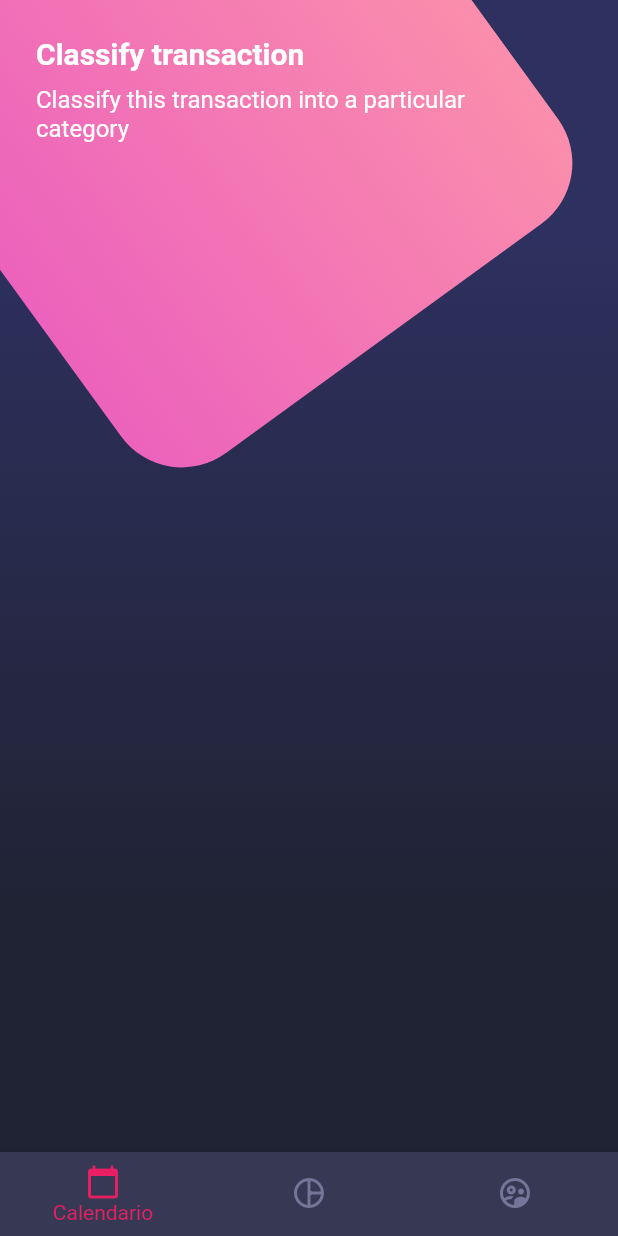
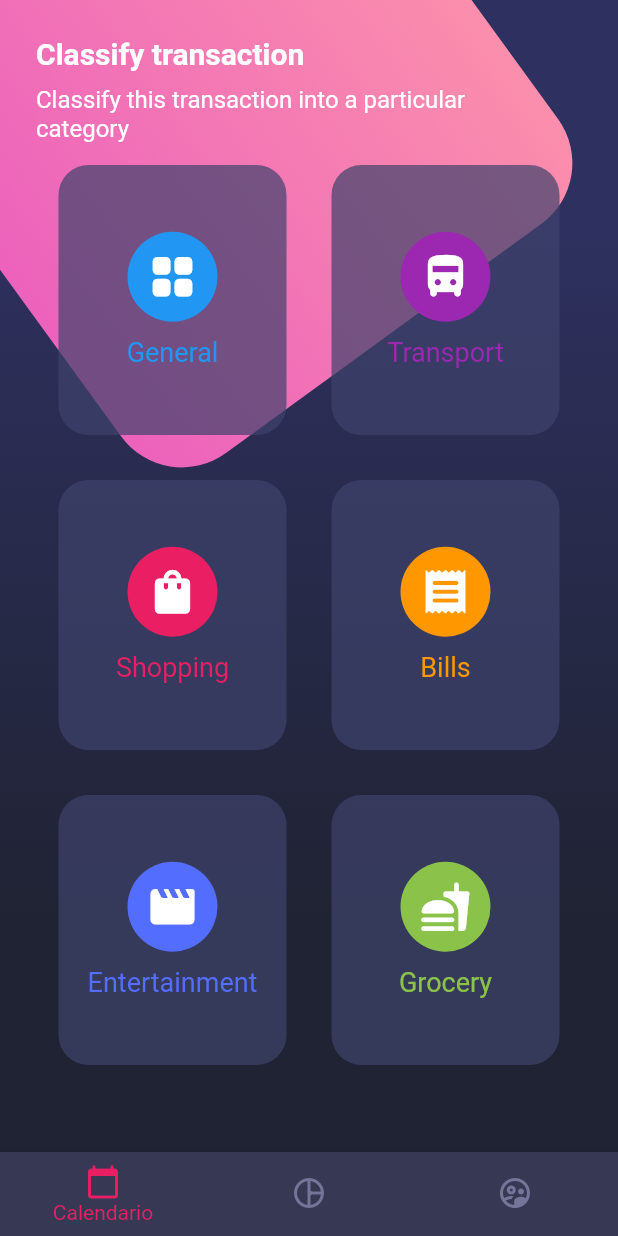
Before and after one commit to eltranseunteurbano/learning-flutter, a Flutter app: the HardScreen screen opened by its route, on a phone screen of 412 x 824 dp. Run offline on Flutter 3.47's test engine with Material 2 defaults, Android fonts, the phone set to English and light mode, and no system bars; our stand-ins replace card_swiper.

Commit message:
wip: card table

```diff
--- a/designs/lib/widgets/hard/body.dart
+++ b/designs/lib/widgets/hard/body.dart
@@ -1,3 +1,4 @@
+import 'package:designs/widgets/hard/card_table.dart';
 import 'package:designs/widgets/hard/page_title.dart';
 import 'package:flutter/material.dart';
 
@@ -12,7 +13,7 @@ class Body extends StatelessWidget {
         child: Padding(
           padding: EdgeInsets.all(24),
           child: Column(
-            children: [PageTitle()],
+            children: [PageTitle(), CardTable()],
           ),
         ),
       ),
--- /dev/null
+++ b/designs/lib/widgets/hard/card_table.dart
@@ -0,0 +1,64 @@
+import 'package:flutter/material.dart';
+
+class CardTable extends StatelessWidget {
+  const CardTable({super.key});
+
+  @override
+  Widget build(BuildContext context) {
+    return Table(
+      children: const [
+        TableRow(children: [
+          _SingleCard(Icons.grid_view_rounded, 'General', Colors.blue),
+          _SingleCard(
+              Icons.directions_bus_filled_rounded, 'Transport', Colors.purple),
+        ]),
+        TableRow(children: [
+          _SingleCard(Icons.shopping_bag_rounded, 'Shopping', Colors.pink),
+          _SingleCard(Icons.receipt_rounded, 'Bills', Colors.orange),
+        ]),
+        TableRow(children: [
+          _SingleCard(Icons.movie_creation_rounded, 'Entertainment',
+              Colors.indigoAccent),
+          _SingleCard(Icons.fastfood_rounded, 'Grocery', Colors.lightGreen),
+        ]),
+      ],
+    );
+  }
+}
+
+class _SingleCard extends StatelessWidget {
+  final IconData icon;
+  final String title;
+  final Color color;
+  const _SingleCard(this.icon, this.title, this.color);
+
+  @override
+  Widget build(BuildContext context) {
+    return Container(
+        margin: const EdgeInsets.all(15),
+        height: 180,
+        decoration: BoxDecoration(
+          color: const Color.fromRGBO(62, 66, 107, 0.7),
+          borderRadius: BorderRadius.circular(20),
+        ),
+        child: Column(
+          mainAxisAlignment: MainAxisAlignment.center,
+          children: [
+            CircleAvatar(
+              backgroundColor: color,
+              radius: 30,
+              child: Icon(
+                icon,
+                color: Colors.white,
+                size: 35,
+              ),
+            ),
+            const SizedBox(height: 10),
+            Text(
+              title,
+              style: TextStyle(color: color, fontSize: 18),
+            ),
+          ],
+        ));
+  }
+}
--- a/designs/lib/widgets/hard/custom_bottom_navigation.dart
+++ b/designs/lib/widgets/hard/custom_bottom_navigation.dart
@@ -1,7 +1,14 @@
 import 'package:flutter/material.dart';
 
-class CustomBottomNavigation extends StatelessWidget {
+class CustomBottomNavigation extends StatefulWidget {
   const CustomBottomNavigation({super.key});
+
+  @override
+  State<CustomBottomNavigation> createState() => _CustomBottomNavigationState();
+}
+
+class _CustomBottomNavigationState extends State<CustomBottomNavigation> {
+  int _currentIndex = 0;
 
   @override
   Widget build(BuildContext context) {
@@ -10,6 +17,8 @@ class CustomBottomNavigation extends StatelessWidget {
         selectedItemColor: Colors.pink,
         backgroundColor: const Color.fromRGBO(55, 57, 84, 1),
         unselectedItemColor: const Color.fromRGBO(116, 117, 152, 1),
+        currentIndex: _currentIndex,
+        onTap: (value) => setState(() => _currentIndex = value),
         items: const [
           BottomNavigationBarItem(
             icon: Icon(Icons.calendar_today),
```
